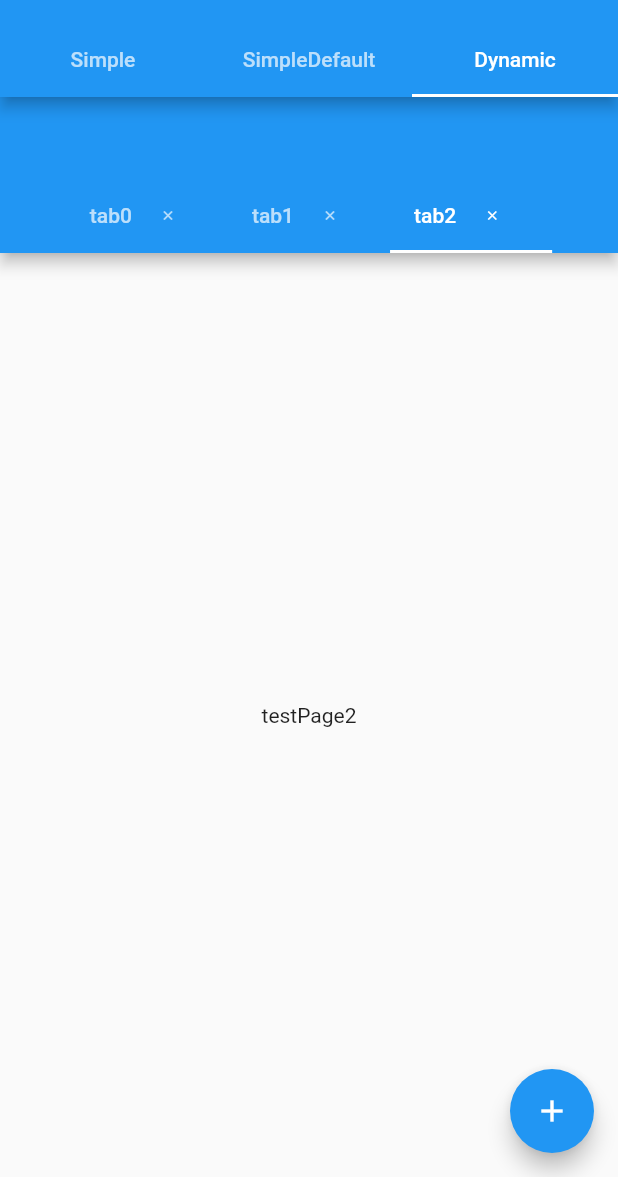
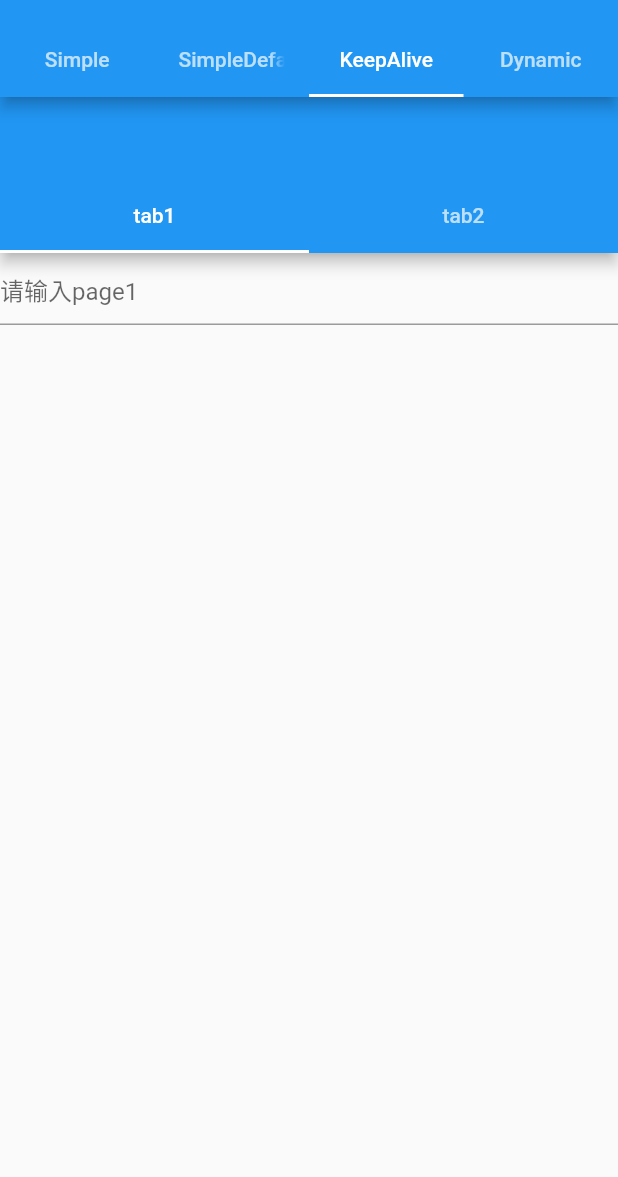
Before and after one commit to cairuoyu/flutter_demo, a Flutter app: the DemoBrowser screen opened by its route, tab 5 chosen, on a phone screen of 412 x 824 dp, the part 59-1236 px from its top. Run offline on Flutter 3.47's test engine with Material 2 defaults, Android fonts, the phone set to English and light mode, and no system bars; our stand-ins replace get.

Commit message:
tab增加keepAlive例子

```diff
--- a/lib/pages/demo/demo_browser.dart
+++ b/lib/pages/demo/demo_browser.dart
@@ -34,9 +34,7 @@ class _DemoBrowserState extends State<DemoBrowser> {
           if (snapshot.hasData) {
             return Text(snapshot.data);
           }
-          return Center(
-            child: CircularProgressIndicator(),
-          );
+          return Center(child: CircularProgressIndicator());
         },
       );
       return SingleChildScrollView(
--- a/lib/pages/demo/tab/tab_dynamic.dart
+++ b/lib/pages/demo/tab/tab_dynamic.dart
@@ -15,8 +15,7 @@ class _TabDynamicState extends State<TabDynamic> with TickerProviderStateMixin {
     int index = tabController?.index ?? 0;
     index = tabNum > index ? index : tabNum - 1;
     tabController?.dispose();
-    tabController =
-        TabController(length: tabNum, vsync: this, initialIndex: index);
+    tabController = TabController(length: tabNum, vsync: this, initialIndex: index);
     tabController.animateTo(tabNum - 1);
     var tabs = List.generate(
       tabNum,
--- /dev/null
+++ b/lib/pages/demo/tab/tab_keep_alive.dart
@@ -0,0 +1,57 @@
+import 'package:flutter/material.dart';
+
+import 'data.dart';
+
+class TabKeepAlive extends StatelessWidget {
+  @override
+  Widget build(BuildContext context) {
+    var result = DefaultTabController(
+      length: tabs.length,
+      child: Scaffold(
+        appBar: AppBar(
+          automaticallyImplyLeading: false,
+          bottom: TabBar(tabs: tabs),
+        ),
+        body: TabBarView(children: [
+          KeepAlivePage(
+            title: 'page1',
+          ),
+          KeepAlivePage(
+            title: 'page2',
+          ),
+        ]),
+      ),
+    );
+    return result;
+  }
+}
+
+class KeepAlivePage extends StatefulWidget {
+  final String title;
+
+  const KeepAlivePage({Key key, this.title}) : super(key: key);
+
+  @override
+  _KeepAlivePageState createState() => _KeepAlivePageState();
+}
+
+class _KeepAlivePageState extends State<KeepAlivePage> with AutomaticKeepAliveClientMixin {
+  @override
+  void initState() {
+    super.initState();
+    print('init--' + widget.title);
+  }
+
+  @override
+  Widget build(BuildContext context) {
+    super.build(context);
+    print('build--' + widget.title);
+    var result = TextField(
+      decoration: InputDecoration(hintText: '请输入' + widget.title),
+    );
+    return result;
+  }
+
+  @override
+  bool get wantKeepAlive => true;
+}
--- a/lib/routes/routes.dart
+++ b/lib/routes/routes.dart
@@ -1,6 +1,7 @@
 import 'package:flutter_demo/model/demoItem.dart';
 import 'package:flutter_demo/pages/demo/demo_browser.dart';
 import 'package:flutter_demo/pages/demo/tab/tab_dynamic.dart';
+import 'package:flutter_demo/pages/demo/tab/tab_keep_alive.dart';
 import 'package:flutter_demo/pages/demo/tab/tab_simple.dart';
 import 'package:flutter_demo/pages/demo/tab/tab_simple_default.dart';
 import 'package:flutter_demo/pages/home/home_main.dart';
@@ -28,6 +29,11 @@ class Routes {
                 codePath: 'lib/pages/demo/tab/tab_simple_default.dart',
               ),
               DemoItem(
+                name: 'KeepAlive',
+                widget: TabKeepAlive(),
+                codePath: 'lib/pages/demo/tab/tab_keep_alive.dart',
+              ),
+              DemoItem(
                 name: 'Dynamic',
                 widget: TabDynamic(),
                 codePath: 'lib/pages/demo/tab/tab_dynamic.dart',
```
